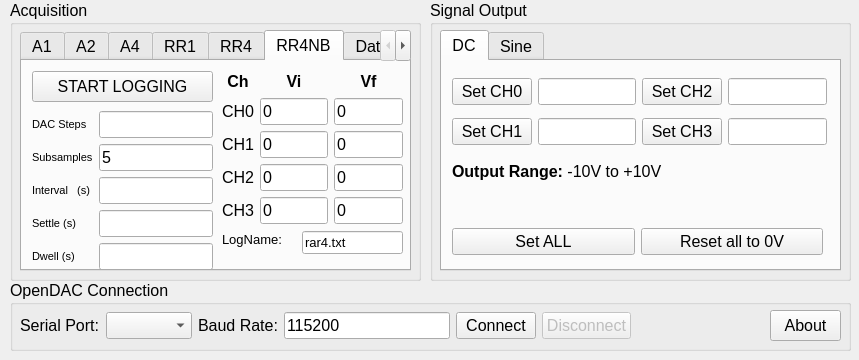
Old version of the form Python/opendac_gui.ui in the repository Sochnikov-Lab/OpenDAC-Python-Wrapper.
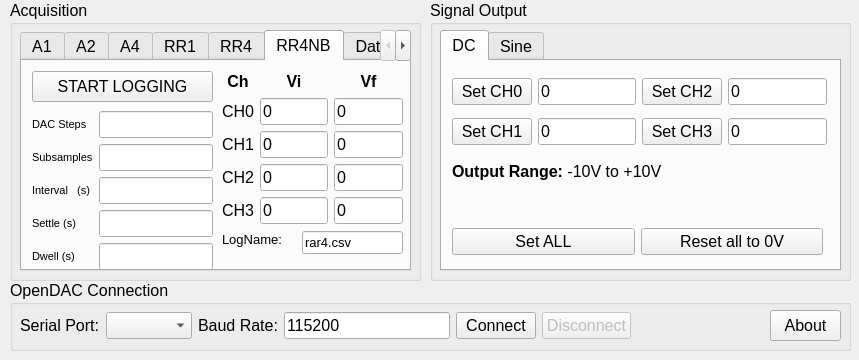
New version of the form. The open tabs and pages were chosen to show the change.

What changed in the file:
```diff
--- a/Python/opendac_gui.ui
+++ b/Python/opendac_gui.ui
@@ -1289,7 +1289,7 @@
            <string>Time between steps</string>
           </property>
           <property name="text">
-           <string>5</string>
+           <string/>
           </property>
          </widget>
         </item>
@@ -1324,7 +1324,7 @@
         </font>
        </property>
        <property name="text">
-        <string>rar4.txt</string>
+        <string>rar4.csv</string>
        </property>
       </widget>
       <widget class="QLabel" name="label_5">
@@ -1457,10 +1457,18 @@
        </property>
        <layout class="QGridLayout" name="gridLayout_2">
         <item row="1" column="3">
-         <widget class="QLineEdit" name="leset_ch3"/>
+         <widget class="QLineEdit" name="leset_ch3">
+          <property name="text">
+           <string>0</string>
+          </property>
+         </widget>
         </item>
         <item row="0" column="1">
-         <widget class="QLineEdit" name="leset_ch0"/>
+         <widget class="QLineEdit" name="leset_ch0">
+          <property name="text">
+           <string>0</string>
+          </property>
+         </widget>
         </item>
         <item row="1" column="0">
          <widget class="QPushButton" name="buttset_ch1">
@@ -1477,7 +1485,11 @@
          </widget>
         </item>
         <item row="1" column="1">
-         <widget class="QLineEdit" name="leset_ch1"/>
+         <widget class="QLineEdit" name="leset_ch1">
+          <property name="text">
+           <string>0</string>
+          </property>
+         </widget>
         </item>
         <item row="1" column="2">
          <widget class="QPushButton" name="buttset_ch3">
@@ -1487,7 +1499,11 @@
          </widget>
         </item>
         <item row="0" column="3">
-         <widget class="QLineEdit" name="leset_ch2"/>
+         <widget class="QLineEdit" name="leset_ch2">
+          <property name="text">
+           <string>0</string>
+          </property>
+         </widget>
         </item>
         <item row="0" column="2">
          <widget class="QPushButton" name="buttset_ch2">
```
Left out of the diff: 2 changed lines with no effect on the pictures.
